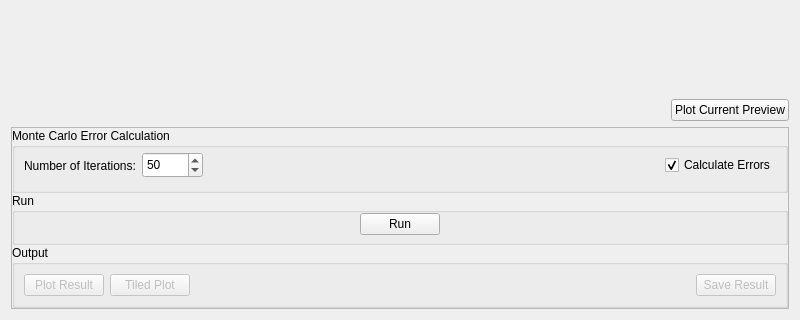
mantidproject/mantid, file qt/scientific_interfaces/Indirect/Iqt.ui: the form before one commit; both pictures show x 0 to 800 and y 416 to 736 of the 800 by 736 pixel window.
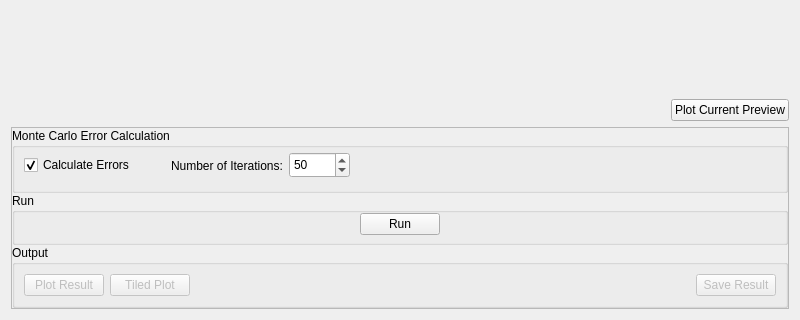
The form after the commit. Custom widgets are drawn as their Qt base class.

```diff
--- a/qt/scientific_interfaces/Indirect/Iqt.ui
+++ b/qt/scientific_interfaces/Indirect/Iqt.ui
@@ -235,6 +235,32 @@
          <property name="bottomMargin">
           <number>7</number>
          </property>
+         <item>
+          <widget class="QCheckBox" name="cbCalculateErrors">
+           <property name="text">
+            <string>Calculate Errors</string>
+           </property>
+           <property name="checked">
+            <bool>true</bool>
+           </property>
+          </widget>
+         </item>
+         <item>
+          <spacer name="horizontalSpacer_5">
+           <property name="orientation">
+            <enum>Qt::Horizontal</enum>
+           </property>
+           <property name="sizeType">
+            <enum>QSizePolicy::Fixed</enum>
+           </property>
+           <property name="sizeHint" stdset="0">
+            <size>
+             <width>30</width>
+             <height>20</height>
+            </size>
+           </property>
+          </spacer>
+         </item>
          <item>
           <widget class="QLabel" name="label">
            <property name="maximumSize">
@@ -280,16 +306,6 @@
            </property>
           </spacer>
          </item>
-         <item>
-          <widget class="QCheckBox" name="cbCalculateErrors">
-           <property name="text">
-            <string>Calculate Errors</string>
-           </property>
-           <property name="checked">
-            <bool>true</bool>
-           </property>
-          </widget>
-         </item>
         </layout>
        </widget>
       </item>
```
